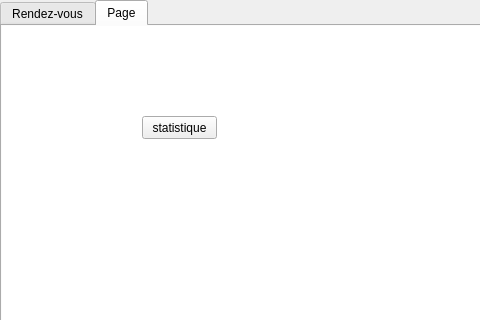
Above: mainwindow.ui from MaramBr/Smart-Real-Estate-2A9 before the change; both pictures show x 0 to 480 and y 0 to 320 of the 1319 by 795 pixel window. Below: the same form after it.
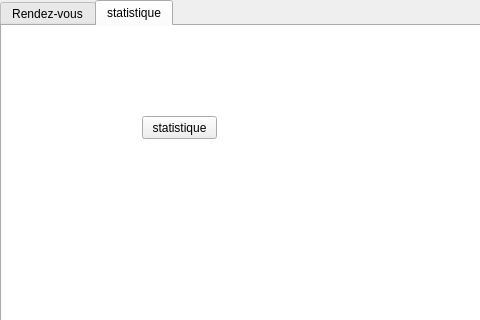
That is the form after the change. The open tabs and pages were chosen to show the change. Icons and pictures are not drawn.

What changed in the file:
```diff
--- a/mainwindow.ui
+++ b/mainwindow.ui
@@ -389,7 +389,7 @@
     </widget>
     <widget class="QWidget" name="tab_2">
      <attribute name="title">
-      <string>Page</string>
+      <string>statistique</string>
      </attribute>
      <widget class="QListView" name="listView_2">
       <property name="geometry">
```
Left out of the diff: 2 changed lines with no effect on the pictures.
